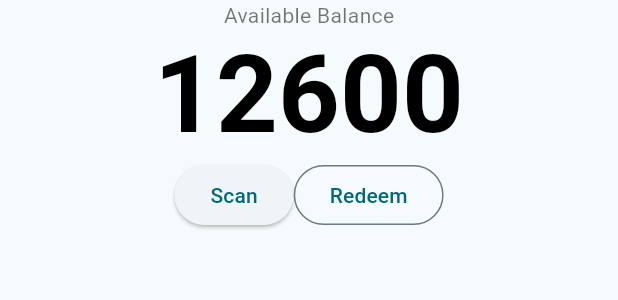
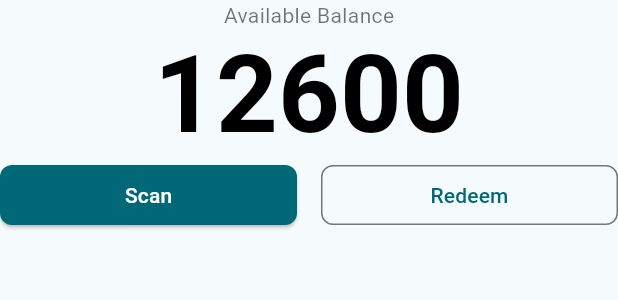
Before and after one commit to rayanry9/NPCI-Hackathon, a Flutter app: the HomeBalance widget shown alone on an empty page, opened directly, on a phone screen of 412 x 824 dp. Shown: the top 300 px of the screen. Run offline on Flutter 3.47's test engine with Material 3 defaults, Android fonts, the phone set to English and light mode, and no system bars; our stand-ins replace cloud_firestore, firebase_auth, firebase_core, google_fonts, google_sign_in; accounts and stored records are empty.

Commit message:
Feat: Balance Buttons Styling

```diff
--- a/lib/screens/homescreen_container.dart
+++ b/lib/screens/homescreen_container.dart
@@ -6,6 +6,7 @@ class HomescreenContainer extends StatelessWidget {
   @override
   Widget build(BuildContext context) {
     return Container(
+      padding: EdgeInsets.symmetric(vertical: 12, horizontal: 32),
       child: Center(
         child: Column(
           mainAxisAlignment: MainAxisAlignment.start,
--- a/lib/widgets/home_balance.dart
+++ b/lib/widgets/home_balance.dart
@@ -1,5 +1,4 @@
 import 'package:flutter/material.dart';
-import 'package:uperks/constants/transaction_type.dart';
 import 'package:uperks/models/transaction_model.dart';
 
 class HomeBalance extends StatefulWidget {
@@ -41,8 +40,34 @@ class HomeBalanceState extends State<HomeBalance> {
         Row(
           mainAxisAlignment: MainAxisAlignment.center,
           children: [
-            ElevatedButton(onPressed: () {}, child: Text("Scan")),
-            OutlinedButton(onPressed: () {}, child: Text("Redeem"))
+            Expanded(
+              child: ElevatedButton(
+                onPressed: () {},
+                style: ElevatedButton.styleFrom(
+                  backgroundColor: Theme.of(context).primaryColor,
+                  foregroundColor: Colors.white,
+                  shape: RoundedRectangleBorder(
+                    borderRadius: BorderRadius.circular(8),
+                  ),
+                ),
+                child: Text("Scan"),
+              ),
+            ),
+            SizedBox(
+              width: 16,
+            ),
+            Expanded(
+              child: OutlinedButton(
+                onPressed: () {},
+                style: OutlinedButton.styleFrom(
+                  foregroundColor: Theme.of(context).primaryColor,
+                  shape: RoundedRectangleBorder(
+                    borderRadius: BorderRadius.circular(8),
+                  ),
+                ),
+                child: Text("Redeem"),
+              ),
+            ),
           ],
         ),
       ],
```
